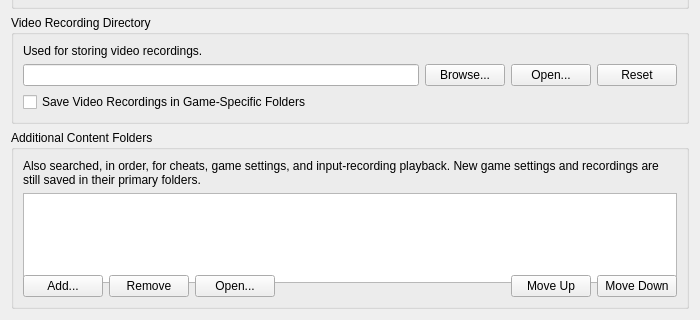
solid1353/pcsx2, file pcsx2-qt/Settings/FolderSettingsWidget.ui: the form before one commit; both pictures show x 0 to 700 and y 467 to 787 of the 700 by 787 pixel window.
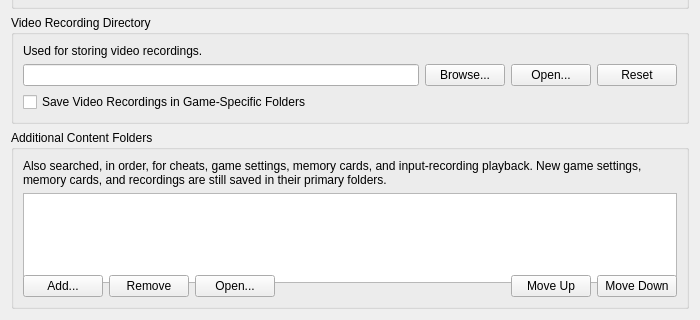
The form after the commit.

Commit message: [PCSX2] Add memory cards to content folders (AI-assisted)

```diff
--- a/pcsx2-qt/Settings/FolderSettingsWidget.ui
+++ b/pcsx2-qt/Settings/FolderSettingsWidget.ui
@@ -310,7 +310,7 @@
       <item>
        <widget class="QLabel" name="additionalContentFoldersLabel">
         <property name="text">
-         <string>Also searched, in order, for cheats, game settings, and input-recording playback. New game settings and recordings are still saved in their primary folders.</string>
+         <string>Also searched, in order, for cheats, game settings, memory cards, and input-recording playback. New game settings, memory cards, and recordings are still saved in their primary folders.</string>
         </property>
         <property name="wordWrap">
          <bool>true</bool>
```
The commit also changes 8 other files.
